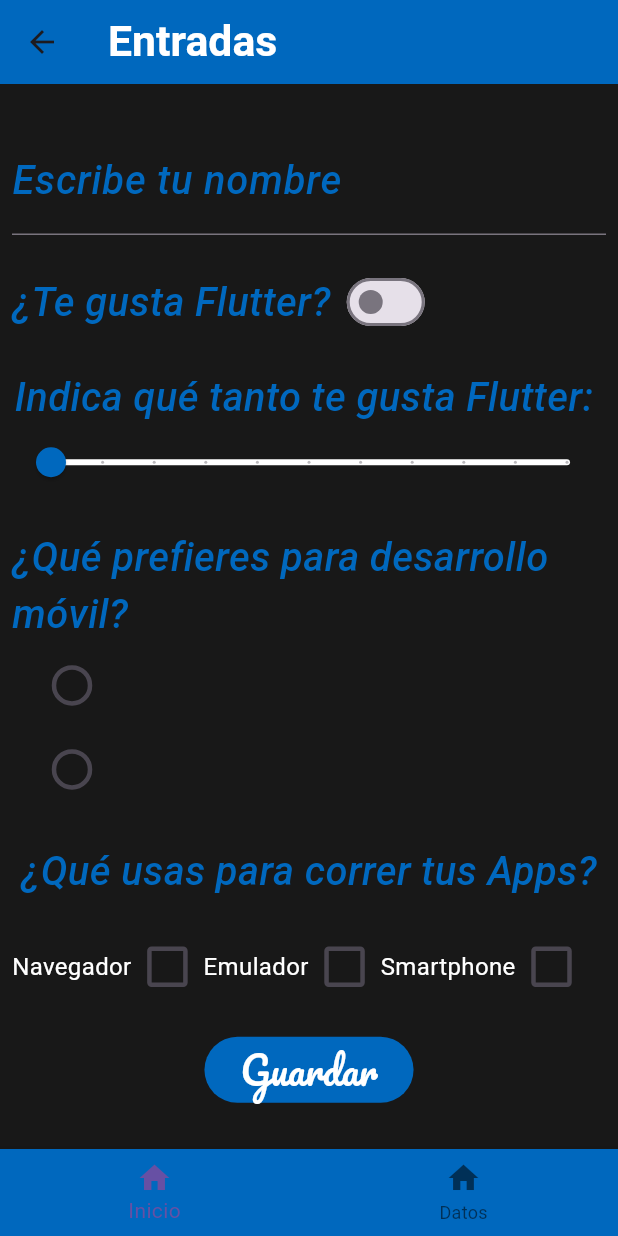
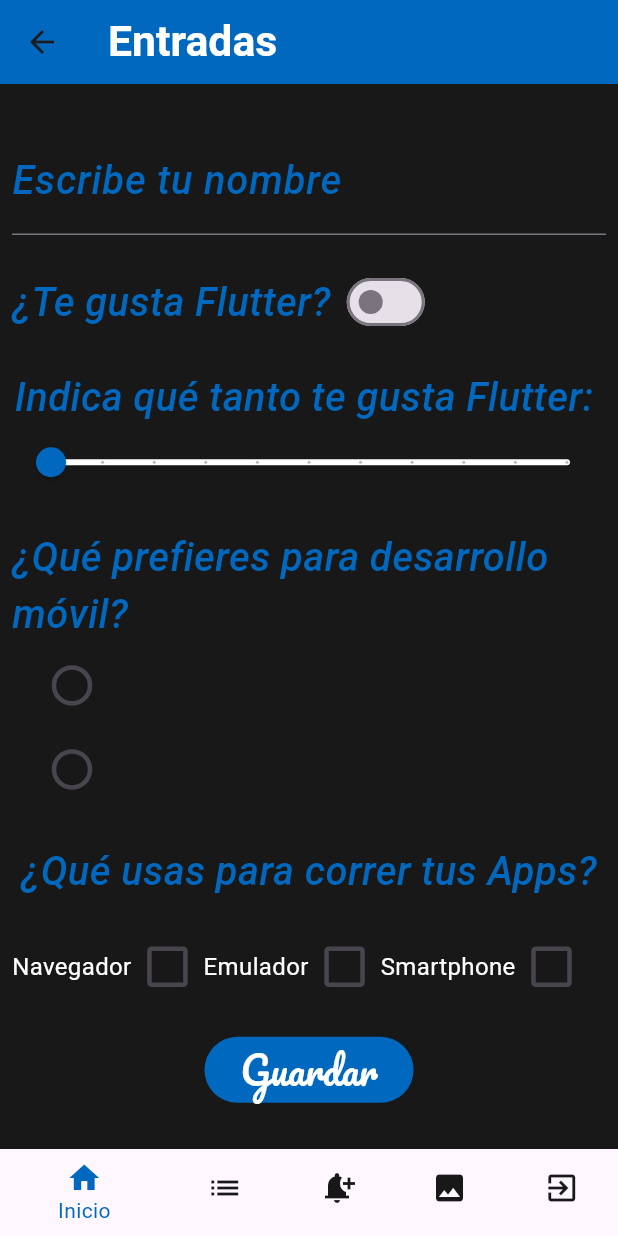
Before and after one commit to Migue0301/componentes_flutter, a Flutter app: the InputsScreen screen opened directly, on a phone screen of 412 x 824 dp. Run offline on Flutter 3.47's test engine with Material 3 defaults, Android fonts, the phone set to English and light mode, and no system bars; our stand-ins replace google_fonts, transparent_image; Roboto replaces fonts that are missing (Acme, Habibi).

```diff
--- a/lib/screens/inputs_screen.dart
+++ b/lib/screens/inputs_screen.dart
@@ -1,4 +1,8 @@
 import 'package:flutter/material.dart';
+import 'package:practica3_5b/screens/home_screen.dart';
+import 'package:practica3_5b/screens/images_screen.dart';
+import 'package:practica3_5b/screens/infinite_scroll_screen.dart';
+import 'package:practica3_5b/screens/notifications_screen.dart';
 import 'package:practica3_5b/theme/app_theme.dart';
 
 class InputsScreen extends StatefulWidget {
@@ -15,6 +19,31 @@ class _InputsScreenState extends State<InputsScreen> {
   bool isChecked1 = false;
   bool isChecked2 = false;
   bool isChecked3 = false;
+  int indexNavigation = 0;
+
+  openScreen (int index, BuildContext context) {
+    MaterialPageRoute ruta =
+    MaterialPageRoute(builder: (context) => const HomeScreen());
+
+    switch (index) {
+      case 0:
+        ruta = MaterialPageRoute(builder: (context) => const HomeScreen());
+        break;
+      case 1:
+        ruta = MaterialPageRoute(builder: (context) => const InfiniteScrollScreen());
+        break;
+      case 2:
+        ruta = MaterialPageRoute(builder: (context) => const NotificationsScreen());
+        break;
+      case 3:
+        ruta = MaterialPageRoute(builder: (context) => const ImageScreen());
+        break;
+    }
+    setState(() {
+      indexNavigation = index;
+      Navigator.push(context, ruta);
+    });
+  }
 
   @override
   Widget build(BuildContext context) {
@@ -45,15 +74,31 @@ class _InputsScreenState extends State<InputsScreen> {
         ),
       ),
       bottomNavigationBar: BottomNavigationBar(
-        backgroundColor: AppTheme.primaryColor,
+        currentIndex: indexNavigation,
+        backgroundColor: AppTheme.secondaryColor,
+        unselectedItemColor: AppTheme.backColor,
+        selectedItemColor: AppTheme.primaryColor,
+        onTap: (index) => openScreen(index, context),
         items: const [
           BottomNavigationBarItem(
             icon: Icon(Icons.home),
             label: 'Inicio'
           ),
           BottomNavigationBarItem(
-            icon: Icon(Icons.home),
-            label: 'Datos'
+            icon: Icon(Icons.list),
+            label: 'Lista'
+          ),
+          BottomNavigationBarItem(
+            icon: Icon(Icons.notification_add),
+            label: 'Notificación'
+          ),
+          BottomNavigationBarItem(
+            icon: Icon(Icons.image),
+            label: 'Imagenes'
+          ),
+          BottomNavigationBarItem(
+            icon: Icon(Icons.exit_to_app),
+            label: 'Salir'
           ),
         ]
       ),
@@ -132,7 +177,6 @@ class _InputsScreenState extends State<InputsScreen> {
               onChanged: (value) {
                 setState(() {
                   radioSelected = value!;
-                print('Selección del botón radio: $radioSelected');
                 });
               },
             ),
@@ -151,7 +195,6 @@ class _InputsScreenState extends State<InputsScreen> {
               onChanged: (value) {
                 setState(() {
                   radioSelected = value!;
-                print('Selección del botón radio: $radioSelected');
                 });
               },
             ),
```
